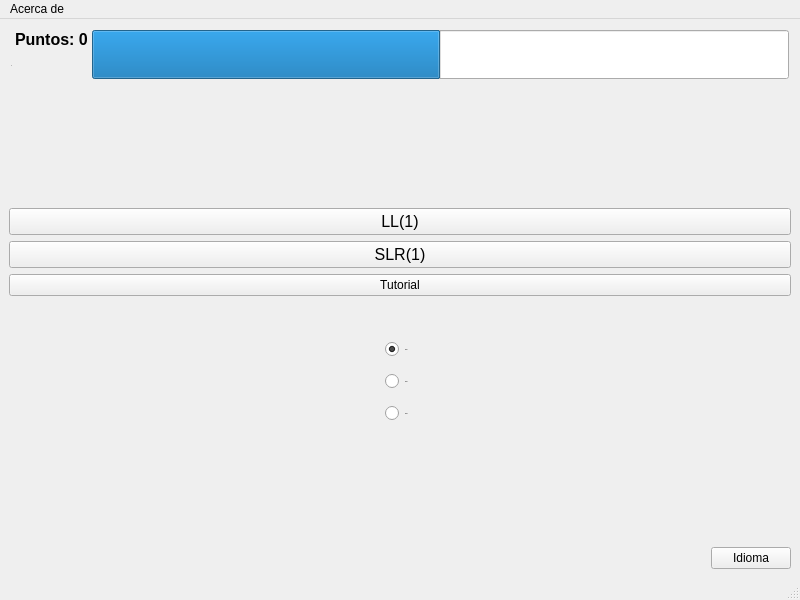
Qt form src/gui/mainwindow.ui (jose-rZM/SyntaxTutor) before a commit.
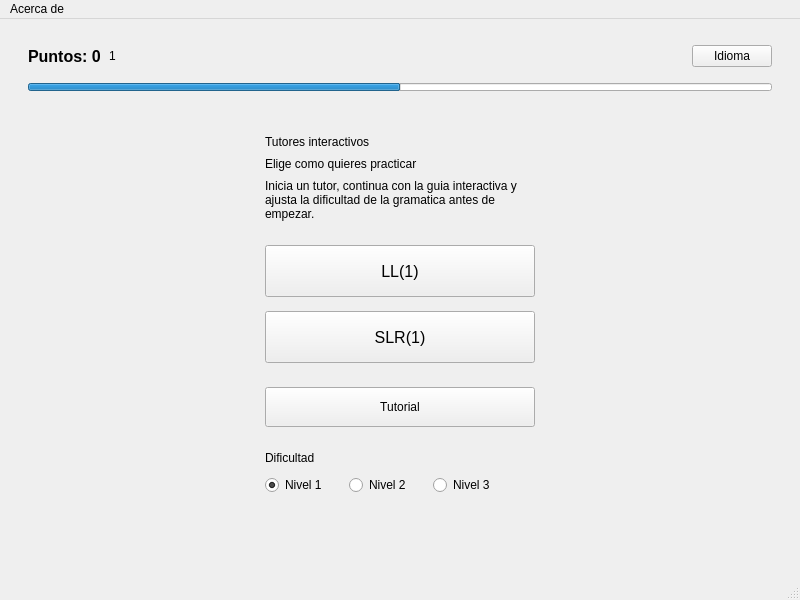
The same form after that commit. Icons and pictures are not drawn.

Patch:
```diff
--- a/src/gui/mainwindow.ui
+++ b/src/gui/mainwindow.ui
@@ -24,47 +24,32 @@
     <normaloff>:/resources/syntaxtutor.png</normaloff>:/resources/syntaxtutor.png</iconset>
   </property>
   <widget class="QWidget" name="centralwidget">
-   <layout class="QVBoxLayout" name="verticalLayout_4" stretch="0,1,3,0,3,1,0">
-    <property name="sizeConstraint">
-     <enum>QLayout::SizeConstraint::SetDefaultConstraint</enum>
-    </property>
-    <item>
-     <layout class="QHBoxLayout" name="gamificationLayout" stretch="0,0">
+   <layout class="QVBoxLayout" name="verticalLayout_4" stretch="0,0,1,0">
       <property name="spacing">
-       <number>4</number>
-      </property>
-      <property name="sizeConstraint">
-       <enum>QLayout::SizeConstraint::SetMinimumSize</enum>
+     <number>14</number>
       </property>
       <property name="leftMargin">
-       <number>2</number>
+     <number>28</number>
       </property>
       <property name="topMargin">
-       <number>2</number>
+     <number>24</number>
       </property>
       <property name="rightMargin">
-       <number>2</number>
+     <number>28</number>
       </property>
       <property name="bottomMargin">
-       <number>2</number>
+     <number>24</number>
       </property>
       <item>
-       <layout class="QVBoxLayout" name="verticalLayout_3">
-        <property name="sizeConstraint">
-         <enum>QLayout::SizeConstraint::SetMinimumSize</enum>
+     <layout class="QHBoxLayout" name="headerLayout">
+      <property name="spacing">
+       <number>12</number>
         </property>
         <item>
-         <layout class="QHBoxLayout" name="horizontalLayout">
-          <item>
-           <widget class="QLabel" name="thropy">
-            <property name="text">
-             <string>&lt;html&gt;&lt;head/&gt;&lt;body&gt;&lt;p&gt;&lt;img src=&quot;:/resources/trophy.svg&quot; height=&quot;24&quot;/&gt;&lt;/p&gt;&lt;/body&gt;&lt;/html&gt;</string>
-            </property>
-            <property name="textFormat">
-             <enum>Qt::TextFormat::RichText</enum>
-            </property>
-           </widget>
-          </item>
+       <layout class="QHBoxLayout" name="statusLayout">
+        <property name="spacing">
+         <number>8</number>
+        </property>
           <item>
            <widget class="QLabel" name="labelScore">
             <property name="font">
@@ -81,28 +66,14 @@
             </property>
            </widget>
           </item>
-         </layout>
-        </item>
         <item>
          <widget class="QLabel" name="badgeNivel">
-          <property name="sizePolicy">
-           <sizepolicy hsizetype="Preferred" vsizetype="Minimum">
-            <horstretch>0</horstretch>
-            <verstretch>0</verstretch>
-           </sizepolicy>
-          </property>
           <property name="minimumSize">
            <size>
             <width>38</width>
             <height>26</height>
            </size>
           </property>
-          <property name="font">
-           <font>
-            <pointsize>-1</pointsize>
-            <bold>true</bold>
-           </font>
-          </property>
           <property name="text">
            <string>1</string>
           </property>
@@ -111,17 +82,51 @@
        </layout>
       </item>
       <item>
+       <spacer name="horizontalSpacerHeader">
+        <property name="orientation">
+         <enum>Qt::Orientation::Horizontal</enum>
+        </property>
+        <property name="sizeHint" stdset="0">
+         <size>
+          <width>40</width>
+          <height>20</height>
+         </size>
+        </property>
+       </spacer>
+      </item>
+      <item>
+       <widget class="QPushButton" name="idiom">
+        <property name="sizePolicy">
+         <sizepolicy hsizetype="Fixed" vsizetype="Fixed">
+          <horstretch>0</horstretch>
+          <verstretch>0</verstretch>
+         </sizepolicy>
+        </property>
+        <property name="cursor">
+         <cursorShape>PointingHandCursor</cursorShape>
+        </property>
+        <property name="layoutDirection">
+         <enum>Qt::LayoutDirection::RightToLeft</enum>
+        </property>
+        <property name="text">
+         <string>Idioma</string>
+        </property>
+       </widget>
+      </item>
+     </layout>
+    </item>
+    <item>
        <widget class="QProgressBar" name="progressBarNivel">
-        <property name="sizePolicy">
-         <sizepolicy hsizetype="Expanding" vsizetype="Minimum">
-          <horstretch>0</horstretch>
-          <verstretch>0</verstretch>
-         </sizepolicy>
-        </property>
         <property name="minimumSize">
          <size>
-          <width>200</width>
-          <height>7</height>
+        <width>0</width>
+        <height>8</height>
+       </size>
+      </property>
+      <property name="maximumSize">
+       <size>
+        <width>16777215</width>
+        <height>8</height>
          </size>
         </property>
         <property name="value">
@@ -132,35 +137,81 @@
         </property>
        </widget>
       </item>
-     </layout>
-    </item>
     <item>
-     <spacer name="verticalSpacer_2">
+     <layout class="QHBoxLayout" name="contentRowLayout">
+      <item>
+       <spacer name="horizontalSpacerLeftContent">
       <property name="orientation">
-       <enum>Qt::Orientation::Vertical</enum>
+         <enum>Qt::Orientation::Horizontal</enum>
       </property>
       <property name="sizeHint" stdset="0">
        <size>
-        <width>20</width>
-        <height>40</height>
+          <width>40</width>
+          <height>20</height>
        </size>
       </property>
      </spacer>
     </item>
     <item>
-     <layout class="QVBoxLayout" name="mainBtnsLayout" stretch="0,0,0">
+       <widget class="QWidget" name="homeContent">
+        <property name="maximumSize">
+         <size>
+          <width>560</width>
+          <height>16777215</height>
+         </size>
+        </property>
+        <layout class="QVBoxLayout" name="homeContentLayout" stretch="0,0,0,1">
+         <property name="spacing">
+          <number>24</number>
+         </property>
+         <property name="topMargin">
+          <number>30</number>
+         </property>
+         <property name="bottomMargin">
+          <number>12</number>
+         </property>
+         <item>
+          <layout class="QVBoxLayout" name="heroLayout">
+           <property name="spacing">
+            <number>8</number>
+           </property>
+           <item>
+            <widget class="QLabel" name="homeEyebrow">
+             <property name="text">
+              <string>Tutores interactivos</string>
+             </property>
+            </widget>
+           </item>
+           <item>
+            <widget class="QLabel" name="homeTitle">
+             <property name="text">
+              <string>Elige como quieres practicar</string>
+             </property>
+            </widget>
+           </item>
+           <item>
+            <widget class="QLabel" name="homeSubtitle">
+             <property name="text">
+              <string>Inicia un tutor, continua con la guia interactiva y ajusta la dificultad de la gramatica antes de empezar.</string>
+             </property>
+             <property name="wordWrap">
+              <bool>true</bool>
+             </property>
+            </widget>
+           </item>
+          </layout>
+         </item>
+         <item>
+         <layout class="QVBoxLayout" name="mainBtnsLayout">
+           <property name="spacing">
+            <number>14</number>
+           </property>
       <item>
        <widget class="QPushButton" name="pushButton">
-        <property name="sizePolicy">
-         <sizepolicy hsizetype="Minimum" vsizetype="Maximum">
-          <horstretch>1</horstretch>
-          <verstretch>0</verstretch>
-         </sizepolicy>
-        </property>
         <property name="minimumSize">
          <size>
-          <width>432</width>
-          <height>0</height>
+               <width>0</width>
+               <height>52</height>
          </size>
         </property>
         <property name="font">
@@ -175,16 +226,10 @@
       </item>
       <item>
        <widget class="QPushButton" name="pushButton_2">
-        <property name="sizePolicy">
-         <sizepolicy hsizetype="Minimum" vsizetype="Fixed">
-          <horstretch>0</horstretch>
-          <verstretch>0</verstretch>
-         </sizepolicy>
-        </property>
         <property name="minimumSize">
          <size>
-          <width>432</width>
-          <height>0</height>
+               <width>0</width>
+               <height>52</height>
          </size>
         </property>
         <property name="font">
@@ -197,18 +242,25 @@
         </property>
        </widget>
       </item>
+          <item>
+            <spacer name="tutorialSpacer">
+             <property name="orientation">
+              <enum>Qt::Orientation::Vertical</enum>
+             </property>
+             <property name="sizeHint" stdset="0">
+              <size>
+               <width>20</width>
+               <height>10</height>
+              </size>
+             </property>
+            </spacer>
+           </item>
       <item>
        <widget class="QPushButton" name="tutorial">
-        <property name="sizePolicy">
-         <sizepolicy hsizetype="Minimum" vsizetype="Fixed">
-          <horstretch>0</horstretch>
-          <verstretch>0</verstretch>
-         </sizepolicy>
-        </property>
         <property name="minimumSize">
          <size>
-          <width>432</width>
-          <height>0</height>
+               <width>0</width>
+               <height>40</height>
          </size>
         </property>
         <property name="cursor">
@@ -222,36 +274,24 @@
      </layout>
     </item>
     <item>
-     <spacer name="verticalSpacer_3">
-      <property name="orientation">
-       <enum>Qt::Orientation::Vertical</enum>
-      </property>
-      <property name="sizeHint" stdset="0">
-       <size>
-        <width>20</width>
-        <height>40</height>
-       </size>
-      </property>
-     </spacer>
+          <layout class="QVBoxLayout" name="difficultySectionLayout">
+           <property name="spacing">
+            <number>10</number>
+           </property>
+           <item>
+            <widget class="QLabel" name="difficultyTitle">
+             <property name="text">
+              <string>Dificultad</string>
+             </property>
+            </widget>
     </item>
     <item>
-     <layout class="QVBoxLayout" name="levelsLayout" stretch="0,0,0">
+            <layout class="QHBoxLayout" name="levelsLayout">
       <property name="spacing">
-       <number>17</number>
-      </property>
-      <item alignment="Qt::AlignmentFlag::AlignHCenter">
+              <number>22</number>
+             </property>
+             <item>
        <widget class="QRadioButton" name="lv1Button">
-        <property name="sizePolicy">
-         <sizepolicy hsizetype="Minimum" vsizetype="Maximum">
-          <horstretch>0</horstretch>
-          <verstretch>0</verstretch>
-         </sizepolicy>
-        </property>
-        <property name="font">
-         <font>
-          <pointsize>-1</pointsize>
-         </font>
-        </property>
         <property name="text">
          <string>Nivel 1</string>
         </property>
@@ -260,46 +300,39 @@
         </property>
        </widget>
       </item>
-      <item alignment="Qt::AlignmentFlag::AlignHCenter">
+             <item>
        <widget class="QRadioButton" name="lv2Button">
-        <property name="sizePolicy">
-         <sizepolicy hsizetype="Minimum" vsizetype="Maximum">
-          <horstretch>0</horstretch>
-          <verstretch>0</verstretch>
-         </sizepolicy>
-        </property>
-        <property name="font">
-         <font>
-          <pointsize>-1</pointsize>
-         </font>
-        </property>
         <property name="text">
          <string>Nivel 2</string>
         </property>
        </widget>
       </item>
-      <item alignment="Qt::AlignmentFlag::AlignHCenter">
+             <item>
        <widget class="QRadioButton" name="lv3Button">
-        <property name="sizePolicy">
-         <sizepolicy hsizetype="Minimum" vsizetype="Maximum">
-          <horstretch>0</horstretch>
-          <verstretch>0</verstretch>
-         </sizepolicy>
-        </property>
-        <property name="font">
-         <font>
-          <pointsize>-1</pointsize>
-         </font>
-        </property>
         <property name="text">
          <string>Nivel 3</string>
         </property>
        </widget>
       </item>
-     </layout>
-    </item>
+             <item>
+              <spacer name="horizontalSpacerLevelsTrailing">
+               <property name="orientation">
+                <enum>Qt::Orientation::Horizontal</enum>
+               </property>
+               <property name="sizeHint" stdset="0">
+                <size>
+                 <width>40</width>
+                 <height>20</height>
+                </size>
+               </property>
+              </spacer>
+             </item>
+            </layout>
+           </item>
+          </layout>
+         </item>
     <item>
-     <spacer name="verticalSpacer">
+          <spacer name="verticalSpacerBottomContent">
       <property name="orientation">
        <enum>Qt::Orientation::Vertical</enum>
       </property>
@@ -314,24 +347,39 @@
       </property>
      </spacer>
     </item>
-    <item>
-     <widget class="QPushButton" name="idiom">
-      <property name="sizePolicy">
-       <sizepolicy hsizetype="Fixed" vsizetype="Fixed">
-        <horstretch>0</horstretch>
-        <verstretch>0</verstretch>
-       </sizepolicy>
-      </property>
-      <property name="cursor">
-       <cursorShape>PointingHandCursor</cursorShape>
-      </property>
-      <property name="layoutDirection">
-       <enum>Qt::LayoutDirection::RightToLeft</enum>
-      </property>
-      <property name="text">
-       <string>Idioma</string>
-      </property>
-     </widget>
+        </layout>
+       </widget>
+      </item>
+      <item>
+       <spacer name="horizontalSpacerRightContent">
+        <property name="orientation">
+         <enum>Qt::Orientation::Horizontal</enum>
+        </property>
+        <property name="sizeHint" stdset="0">
+         <size>
+          <width>40</width>
+          <height>20</height>
+         </size>
+        </property>
+       </spacer>
+      </item>
+     </layout>
+    </item>
+    <item>
+     <spacer name="verticalSpacerFooter">
+      <property name="orientation">
+       <enum>Qt::Orientation::Vertical</enum>
+      </property>
+      <property name="sizeType">
+       <enum>QSizePolicy::Policy::Expanding</enum>
+      </property>
+      <property name="sizeHint" stdset="0">
+       <size>
+        <width>20</width>
+        <height>20</height>
+       </size>
+      </property>
+     </spacer>
     </item>
    </layout>
   </widget>
```
Left out of the diff: 3 changed lines with no effect on the pictures. Lines whose indentation alone changed are shown as unchanged.
